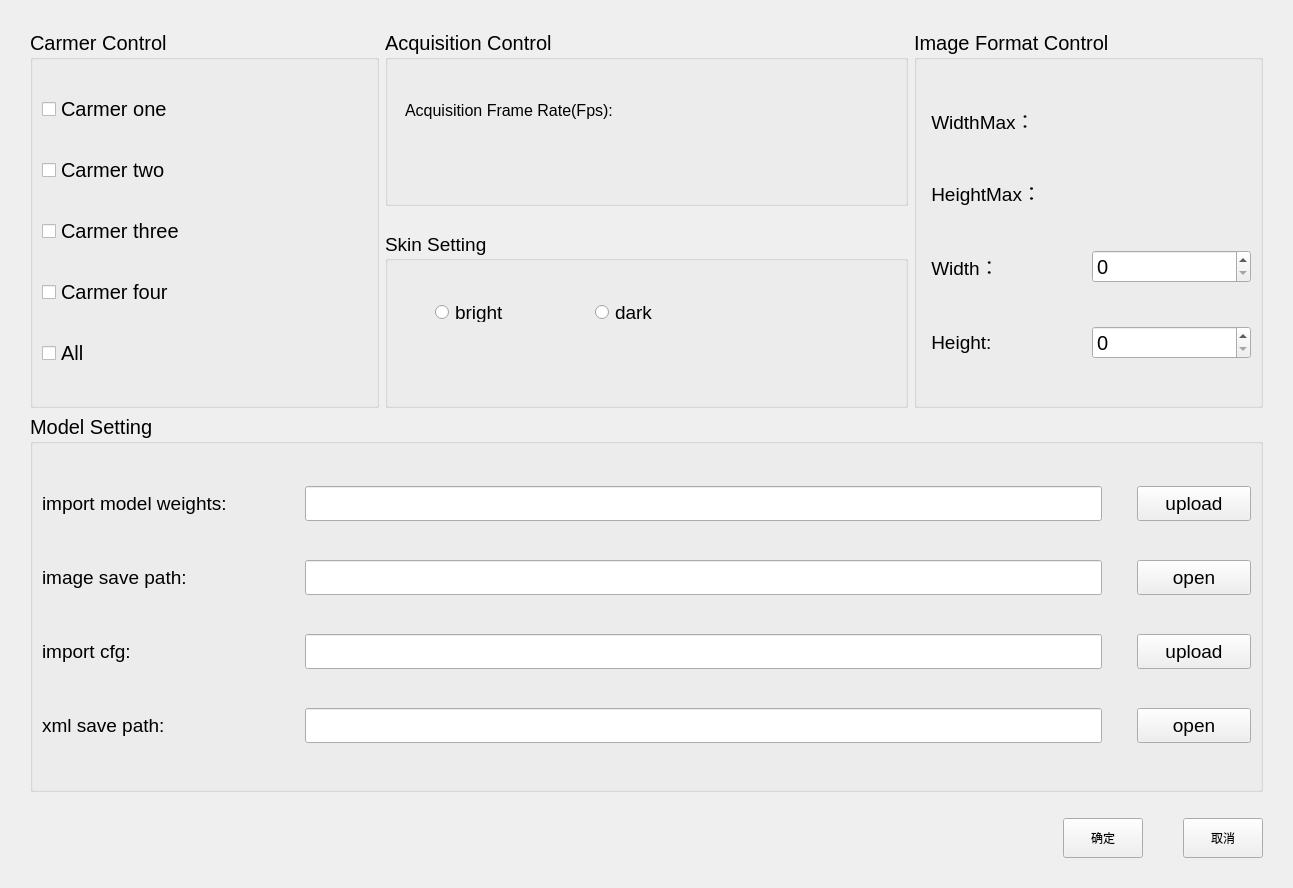
qwerzjut/gitdemo, file UI/Setting/SettingWin1.ui: the form before one commit.
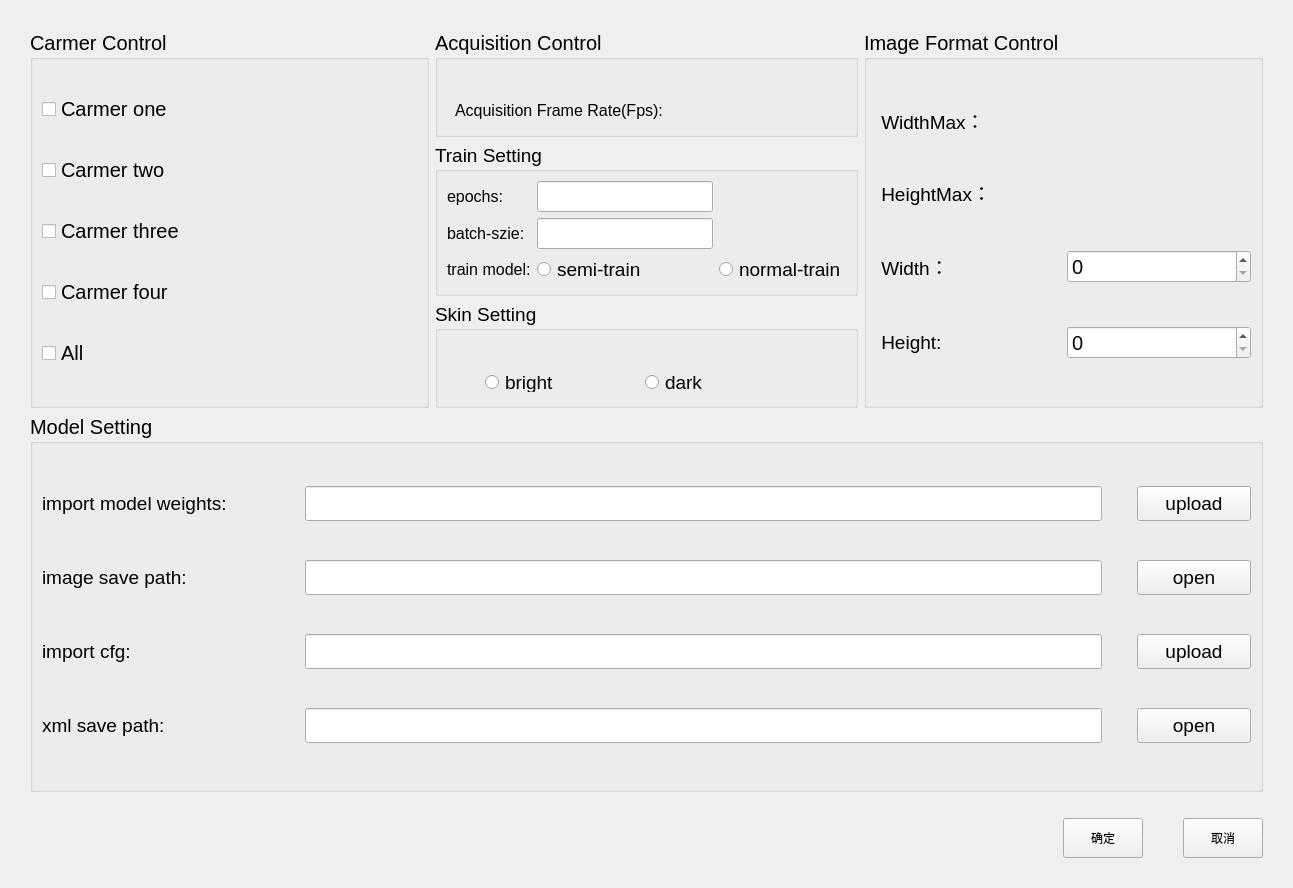
The form after the commit.

What changed in the file:
```diff
--- a/UI/Setting/SettingWin1.ui
+++ b/UI/Setting/SettingWin1.ui
@@ -27,7 +27,7 @@
     <number>30</number>
    </property>
    <item>
-    <layout class="QHBoxLayout" name="horizontalLayout_3" stretch="2,3,2">
+    <layout class="QHBoxLayout" name="horizontalLayout_3" stretch="2,0,2">
      <item>
       <widget class="QGroupBox" name="Carmer_control">
        <property name="font">
@@ -151,17 +151,104 @@
         </widget>
        </item>
        <item>
-        <spacer name="horizontalSpacer">
-         <property name="orientation">
-          <enum>Qt::Horizontal</enum>
+        <widget class="QGroupBox" name="train_setting">
+         <property name="font">
+          <font>
+           <pointsize>14</pointsize>
+          </font>
          </property>
-         <property name="sizeHint" stdset="0">
-          <size>
-           <width>40</width>
-           <height>20</height>
-          </size>
+         <property name="title">
+          <string>Train Setting</string>
          </property>
-        </spacer>
+         <layout class="QGridLayout" name="gridLayout_4">
+          <item row="0" column="1">
+           <widget class="QLineEdit" name="epoch_lineEdit"/>
+          </item>
+          <item row="0" column="0">
+           <widget class="QLabel" name="epoch_label">
+            <property name="font">
+             <font>
+              <pointsize>12</pointsize>
+             </font>
+            </property>
+            <property name="text">
+             <string>epochs:</string>
+            </property>
+           </widget>
+          </item>
+          <item row="1" column="0">
+           <widget class="QLabel" name="batch_size_label">
+            <property name="font">
+             <font>
+              <pointsize>12</pointsize>
+             </font>
+            </property>
+            <property name="text">
+             <string>batch-szie:</string>
+            </property>
+           </widget>
+          </item>
+          <item row="2" column="0">
+           <widget class="QLabel" name="train_model_labe">
+            <property name="sizePolicy">
+             <sizepolicy hsizetype="Preferred" vsizetype="Preferred">
+              <horstretch>0</horstretch>
+              <verstretch>0</verstretch>
+             </sizepolicy>
+            </property>
+            <property name="font">
+             <font>
+              <pointsize>12</pointsize>
+             </font>
+            </property>
+            <property name="text">
+             <string>train model:</string>
+            </property>
+           </widget>
+          </item>
+          <item row="2" column="1">
+           <widget class="QRadioButton" name="semi_train">
+            <property name="sizePolicy">
+             <sizepolicy hsizetype="Preferred" vsizetype="Preferred">
+              <horstretch>0</horstretch>
+              <verstretch>0</verstretch>
+             </sizepolicy>
+            </property>
+            <property name="maximumSize">
+             <size>
+              <width>150</width>
+              <height>16777215</height>
+             </size>
+            </property>
+            <property name="text">
+             <string>semi-train</string>
+            </property>
+           </widget>
+          </item>
+          <item row="1" column="1">
+           <widget class="QLineEdit" name="batch_size_lineEdit"/>
+          </item>
+          <item row="2" column="2">
+           <widget class="QRadioButton" name="normal_train">
+            <property name="sizePolicy">
+             <sizepolicy hsizetype="Maximum" vsizetype="Fixed">
+              <horstretch>0</horstretch>
+              <verstretch>0</verstretch>
+             </sizepolicy>
+            </property>
+            <property name="maximumSize">
+             <size>
+              <width>150</width>
+              <height>16777215</height>
+             </size>
+            </property>
+            <property name="text">
+             <string>normal-train</string>
+            </property>
+           </widget>
+          </item>
+         </layout>
+        </widget>
        </item>
        <item>
         <widget class="QGroupBox" name="Skin_Setting">
```
Left out of the diff: 48 changed lines with no effect on the pictures.
